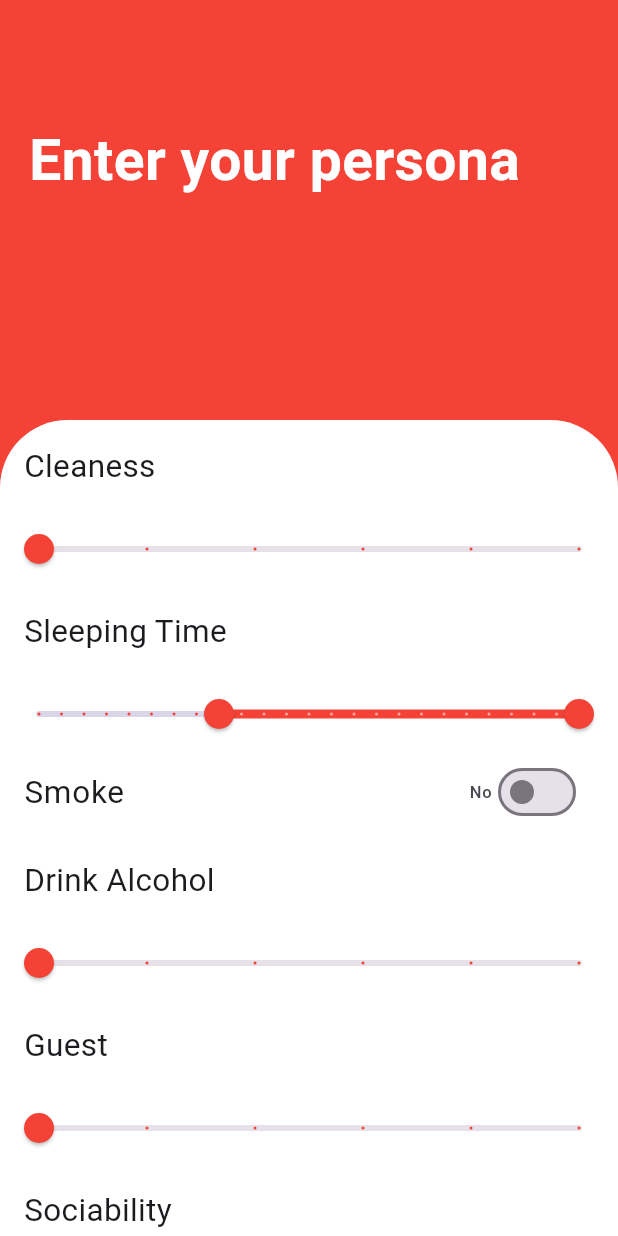
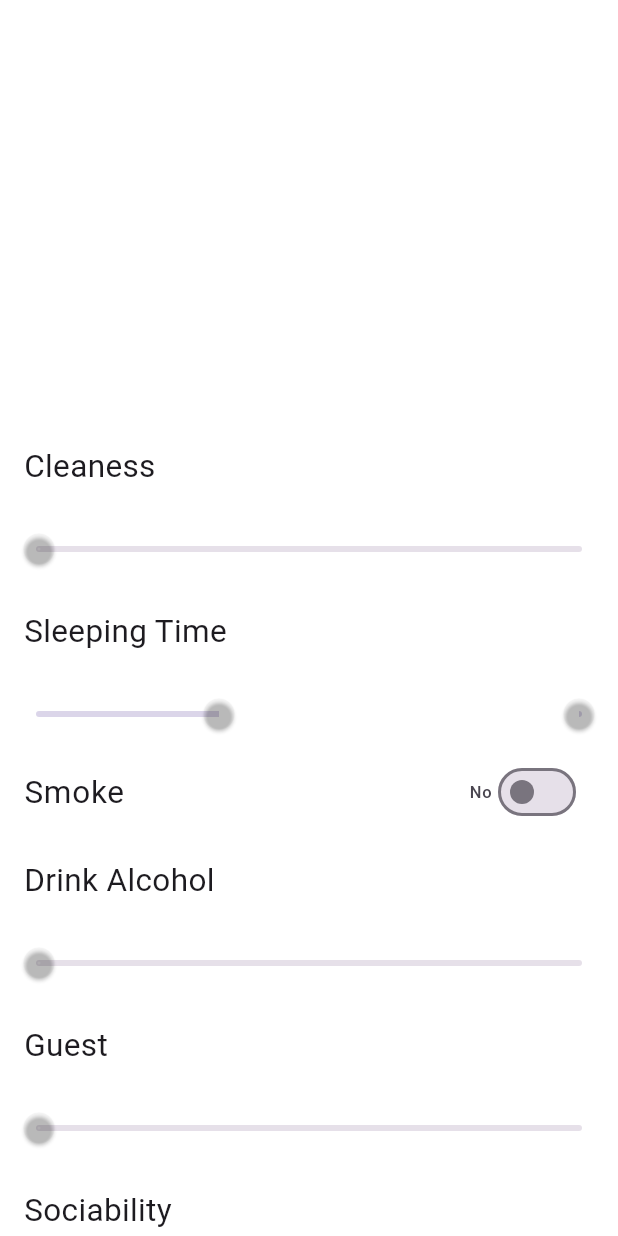
Before and after one commit to Brookmate/brookmate, a Flutter app: the AddProfilePage screen opened directly, on a phone screen of 412 x 824 dp. Run offline on Flutter 3.47's test engine with Material 3 defaults, Android fonts, the phone set to English and light mode, and no system bars; our stand-ins replace cloud_firestore, firebase_auth, firebase_core, shared_preferences, toggle_switch; accounts and stored records are empty.

Commit message:
Color(0x8f1b11)

```diff
--- a/lib/pages/add_profile_page.dart
+++ b/lib/pages/add_profile_page.dart
@@ -89,7 +89,7 @@ class _AddProfilePageState extends State<AddProfilePage> {
   @override
   Widget build(BuildContext context) {
     return Scaffold(
-        backgroundColor: Colors.red,
+        backgroundColor: Color(0x8f1b11),
         body: CustomScrollView(slivers: <Widget>[
           SliverList(
               delegate: SliverChildListDelegate([
@@ -131,7 +131,7 @@ class _AddProfilePageState extends State<AddProfilePage> {
                     min: 0,
                     max: 5,
                     divisions: 5,
-                    activeColor: Colors.red,
+                    activeColor: Color(0x8f1b11),
                     value: _cleaness.toDouble(),
                     onChanged: (double value) {
                       setState(() {
@@ -172,7 +172,7 @@ class _AddProfilePageState extends State<AddProfilePage> {
                                   ? "${_sleepTime.end.round() - 12} PM"
                                   : "${_sleepTime.end.round() - 12} AM"),
                     ),
-                    activeColor: Colors.red,
+                    activeColor: Color(0x8f1b11),
                     onChanged: (RangeValues values) {
                       setState(() {
                         _sleepTime = values;
@@ -208,7 +208,7 @@ class _AddProfilePageState extends State<AddProfilePage> {
                     min: 0,
                     max: 5,
                     divisions: 5,
-                    activeColor: Colors.red,
+                    activeColor: Color(0x8f1b11),
                     value: _drinksAlcohol.toDouble(),
                     onChanged: (double value) {
                       setState(() {
@@ -231,7 +231,7 @@ class _AddProfilePageState extends State<AddProfilePage> {
                     min: 0,
                     max: 5,
                     divisions: 5,
-                    activeColor: Colors.red,
+                    activeColor: Color(0x8f1b11),
                     value: _guest.toDouble(),
                     onChanged: (double value) {
                       setState(() {
@@ -255,7 +255,7 @@ class _AddProfilePageState extends State<AddProfilePage> {
                     min: 0,
                     max: 5,
                     divisions: 5,
-                    activeColor: Colors.red,
+                    activeColor: Color(0x8f1b11),
                     value: _sociability.toDouble(),
                     onChanged: (double value) {
                       setState(() {
@@ -392,7 +392,7 @@ class _AddProfilePageState extends State<AddProfilePage> {
                       "\$ ${_budget.start.round()}",
                       "\$ ${_budget.end.round()}",
                     ),
-                    activeColor: Colors.red,
+                    activeColor: Color(0x8f1b11),
                     onChanged: (RangeValues values) {
                       setState(() {
                         _budget = values;
@@ -475,7 +475,7 @@ class _AddProfilePageState extends State<AddProfilePage> {
                                   (states) {
                             // Change button color to red if all criteria are met, otherwise keep it grey
                             return isAllCriteriaMet()
-                                ? Colors.red
+                                ? Color(0x8f1b11)
                                 : Colors.grey;
                           }),
                         ),
```
Also changed, not shown: pubspec.lock.
